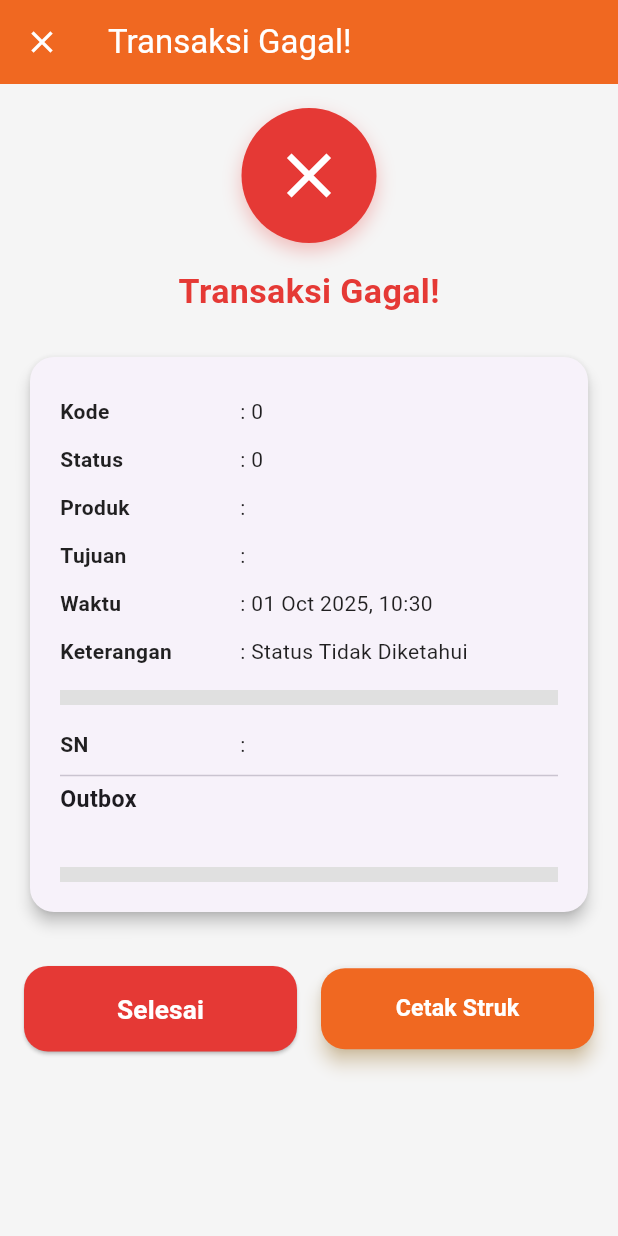
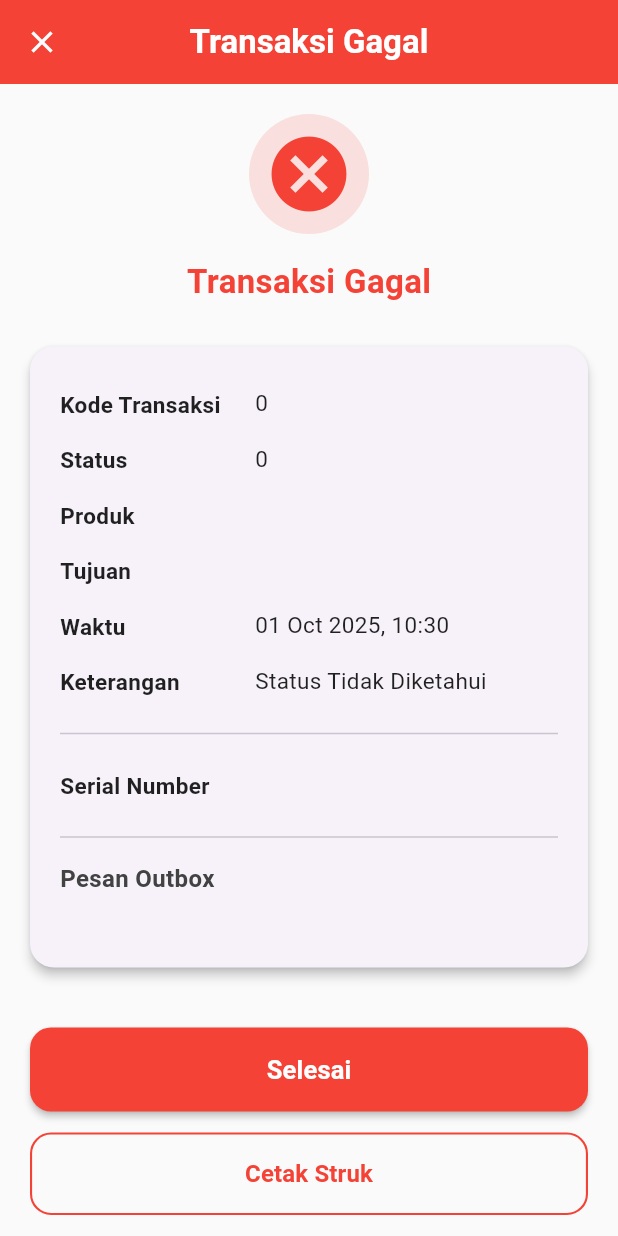
Before and after one commit to lalu-glitch/mobile-xml, a Flutter app: the DetailTransaksiPage screen opened directly with empty values, on a phone screen of 412 x 824 dp. Run offline on Flutter 3.47's test engine with Material 3 defaults, Android fonts, the phone set to English and light mode, and no system bars; our stand-ins replace app_links, bloc, cached_network_image, dio, flutter_bloc, flutter_dotenv and 10 more; missing offline and left inert: android_id; accounts and stored records are empty; Roboto replaces fonts that are missing (Gabarito).

Commit message:
redesign transaksi detail page fix auth gesture minor fix header settings

```diff
--- a/lib/data/services/api_service.dart
+++ b/lib/data/services/api_service.dart
@@ -2,7 +2,7 @@ import 'package:dio/dio.dart';
 import '../../core/helper/constant_finals.dart';
 import '../models/produk/provider_kartu.dart';
 import '../models/transaksi/status_transaksi.dart';
-import '../models/transaksi/transaksi_riwayat.dart';
+import '../models/transaksi/riwayat_transaksi.dart';
 import '../models/transaksi/transaksi_response.dart';
 import '../models/user/info_akun.dart';
 import '../models/user/user_balance.dart';
--- a/lib/views/auth/pages/auth_page.dart
+++ b/lib/views/auth/pages/auth_page.dart
@@ -73,12 +73,16 @@ class _AuthPageState extends State<AuthPage> {
                       Expanded(
                         child: GestureDetector(
                           onTap: () => toggleSelection(true),
+                          child: Container(
+                            color: Colors.transparent,
                             child: Column(
                               children: [
                                 Text(
                                   'Log in',
                                   style: TextStyle(
-                                  color: isLoginSelected ? kOrange : kNeutral90,
+                                    color: isLoginSelected
+                                        ? kOrange
+                                        : kNeutral90,
                                     fontSize: 16,
                                     fontWeight: FontWeight.w500,
                                   ),
@@ -92,16 +96,21 @@ class _AuthPageState extends State<AuthPage> {
                             ),
                           ),
                         ),
+                      ),
                       const SizedBox(height: 8),
                       Expanded(
                         child: GestureDetector(
                           onTap: () => toggleSelection(false),
+                          child: Container(
+                            color: Colors.transparent,
                             child: Column(
                               children: [
                                 Text(
                                   'Daftar',
                                   style: TextStyle(
-                                  color: isLoginSelected ? kNeutral90 : kOrange,
+                                    color: isLoginSelected
+                                        ? kNeutral90
+                                        : kOrange,
                                     fontSize: 16,
                                     fontWeight: FontWeight.w500,
                                   ),
@@ -109,9 +118,12 @@ class _AuthPageState extends State<AuthPage> {
                                 const SizedBox(height: 10),
                                 Container(
                                   height: 2,
-                                color: !isLoginSelected ? kOrange : kLightGrey,
+                                  color: !isLoginSelected
+                                      ? kOrange
+                                      : kLightGrey,
                                 ),
                               ],
+                            ),
                           ),
                         ),
                       ),
--- a/lib/views/riwayat/cubit/riwayat_transaksi_cubit.dart
+++ b/lib/views/riwayat/cubit/riwayat_transaksi_cubit.dart
@@ -1,7 +1,7 @@
 import 'package:bloc/bloc.dart';
 import 'package:meta/meta.dart';
 
-import '../../../data/models/transaksi/transaksi_riwayat.dart';
+import '../../../data/models/transaksi/riwayat_transaksi.dart';
 import '../../../data/services/api_service.dart';
 
 part 'riwayat_transaksi_state.dart';
--- a/lib/views/riwayat/riwayat_page.dart
+++ b/lib/views/riwayat/riwayat_page.dart
@@ -3,7 +3,7 @@ import 'package:flutter_bloc/flutter_bloc.dart';
 
 import '../../core/helper/constant_finals.dart';
 
-import '../../data/models/transaksi/transaksi_riwayat.dart';
+import '../../data/models/transaksi/riwayat_transaksi.dart';
 import 'cubit/riwayat_transaksi_cubit.dart';
 import 'widgets/card_transaksi.dart';
 
@@ -19,6 +19,10 @@ class _RiwayatTransaksiPageState extends State<RiwayatTransaksiPage> {
   void initState() {
     super.initState();
     context.read<RiwayatTransaksiCubit>().loadRiwayat();
+  }
+
+  Future<void> _onRefresh() async {
+    await context.read<RiwayatTransaksiCubit>().loadRiwayat();
   }
 
   @override
@@ -67,10 +71,21 @@ class _RiwayatTransaksiPageState extends State<RiwayatTransaksiPage> {
           }
 
           if (riwayatList.isEmpty) {
-            return Center(
+            return RefreshIndicator(
+              onRefresh: _onRefresh,
+              child: ListView(
+                children: [
+                  SizedBox(height: 200),
+                  Center(
                     child: Text(
                       "Belum ada transaksi",
-                style: TextStyle(fontSize: Screen.kSize16, color: Colors.grey),
+                      style: TextStyle(
+                        fontSize: Screen.kSize16,
+                        color: Colors.grey,
+                      ),
+                    ),
+                  ),
+                ],
               ),
             );
           }
@@ -78,6 +93,8 @@ class _RiwayatTransaksiPageState extends State<RiwayatTransaksiPage> {
           return Column(
             children: [
               Expanded(
+                child: RefreshIndicator(
+                  onRefresh: _onRefresh,
                   child: ListView.builder(
                     itemCount: riwayatList.length,
                     itemBuilder: (context, index) {
@@ -90,6 +107,7 @@ class _RiwayatTransaksiPageState extends State<RiwayatTransaksiPage> {
                         child: TransactionCard(t: t),
                       );
                     },
+                  ),
                 ),
               ),
               if (currentPage < totalPages)
--- a/lib/views/settings/pages/settings_page.dart
+++ b/lib/views/settings/pages/settings_page.dart
@@ -11,6 +11,7 @@ import '../widgets/logout_card.dart';
 import '../widgets/setting_card.dart';
 import '../widgets/settings_shimmer.dart';
 import '../widgets/wallet_section.dart';
+import 'dummy_favorite/dummy_prefix_fav_page.dart';
 
 class SettingsPage extends StatefulWidget {
   const SettingsPage({super.key});
@@ -122,6 +123,19 @@ class _SettingsPageState extends State<SettingsPage> {
                       SizedBox(height: Screen.kSize11),
 
                       SettingCard(
+                        title: 'TES FAVORITE - DUMMY',
+                        icons: Icons.code,
+                        onTap: () {
+                          // Navigator.push(
+                          //   context,
+                          //   MaterialPageRoute(
+                          //     builder: (context) =>
+                          //         const PrefixPageWithFavorite(),
+                          //   ),
+                          // );
+                        },
+                      ),
+                      SettingCard(
                         title: 'Pengaturan',
                         icons: Icons.settings,
                         onTap: () {},
--- a/lib/views/settings/widgets/header.dart
+++ b/lib/views/settings/widgets/header.dart
@@ -115,15 +115,12 @@ class Header extends StatelessWidget {
                           borderRadius: BorderRadius.circular(20),
                           border: Border.all(color: kWhite.withAlpha(100)),
                         ),
-                        child: Align(
-                          alignment: AlignmentGeometry.centerRight,
                         child: Text(
                           state.data.data.kodeLevel,
                           style: TextStyle(
                             color: kWhite,
                             fontWeight: FontWeight.w500,
                             letterSpacing: 0.5,
-                            ),
                           ),
                         ),
                       ),
--- a/lib/views/transaksi/transaksi_detail_page.dart
+++ b/lib/views/transaksi/transaksi_detail_page.dart
@@ -1,6 +1,5 @@
 import 'package:flutter/material.dart';
 
-import '../../core/helper/constant_finals.dart';
 import '../../data/models/transaksi/status_transaksi.dart';
 import 'package:intl/intl.dart';
 
@@ -14,68 +13,65 @@ class DetailTransaksiPage extends StatelessWidget {
 
     final bool isSuccess = status.statusTrx == 20;
 
+    final Color statusColor = isSuccess ? Colors.green : Colors.red;
+    final IconData statusIcon = isSuccess ? Icons.check_circle : Icons.cancel;
+
     return Scaffold(
-      backgroundColor: Colors.grey[100],
+      backgroundColor: Colors.grey[50],
       appBar: AppBar(
-        backgroundColor: kOrange,
+        backgroundColor: statusColor,
+        elevation: 0,
+        centerTitle: true,
         title: Text(
-          isSuccess ? "Transaksi Sukses!" : "Transaksi Gagal!",
-          style: const TextStyle(color: kWhite),
+          isSuccess ? "Transaksi Sukses" : "Transaksi Gagal",
+          style: const TextStyle(
+            color: Colors.white,
+            fontWeight: FontWeight.w600,
+          ),
         ),
         leading: IconButton(
-          icon: const Icon(Icons.close),
-          color: kWhite,
+          icon: const Icon(Icons.close, color: Colors.white),
           onPressed: () =>
               Navigator.pushNamedAndRemoveUntil(context, '/', (route) => false),
         ),
       ),
       body: SingleChildScrollView(
-        padding: const EdgeInsets.all(16),
+        padding: const EdgeInsets.all(20),
         child: Column(
           children: [
-            // Header Icon
-            Container(
-              decoration: BoxDecoration(
-                shape: BoxShape.circle,
-                color: isSuccess ? Colors.green[600] : Colors.red[600],
-                boxShadow: [
-                  BoxShadow(
-                    color: (isSuccess ? Colors.green : kRed).withOpacity(0.3),
-                    blurRadius: 10,
-                    offset: const Offset(0, 5),
+            // Header Status
+            Column(
+              children: [
+                CircleAvatar(
+                  radius: 40,
+                  backgroundColor: statusColor.withOpacity(0.15),
+                  child: Icon(statusIcon, color: statusColor, size: 60),
+                ),
+                const SizedBox(height: 16),
+                Text(
+                  isSuccess ? "Transaksi Berhasil" : "Transaksi Gagal",
+                  style: TextStyle(
+                    fontSize: 22,
+                    fontWeight: FontWeight.bold,
+                    color: statusColor,
                   ),
-                ],
-              ),
-              padding: const EdgeInsets.all(20),
-              child: Icon(
-                isSuccess ? Icons.check : Icons.close,
-                color: kWhite,
-                size: 50,
-              ),
+                ),
+              ],
             ),
-            const SizedBox(height: 16),
-            Text(
-              isSuccess ? "Transaksi Berhasil!" : "Transaksi Gagal!",
-              style: TextStyle(
-                fontSize: Screen.kSize24,
-                fontWeight: FontWeight.bold,
-                color: isSuccess ? Colors.green : kRed,
-              ),
-            ),
-            const SizedBox(height: 24),
+            const SizedBox(height: 28),
 
-            // Card detail transaksi
+            // Card Detail
             Card(
+              elevation: 3,
               shape: RoundedRectangleBorder(
                 borderRadius: BorderRadius.circular(16),
               ),
-              elevation: 4,
+              margin: EdgeInsets.zero,
               child: Padding(
                 padding: const EdgeInsets.all(20),
                 child: Column(
-                  crossAxisAlignment: CrossAxisAlignment.start,
                   children: [
-                    _infoRow("Kode", status.kode.toString()),
+                    _infoRow("Kode Transaksi", status.kode.toString()),
                     _infoRow("Status", status.statusTrx.toString()),
                     _infoRow("Produk", status.kodeProduk),
                     _infoRow("Tujuan", status.tujuan),
@@ -84,41 +80,37 @@ class DetailTransaksiPage extends StatelessWidget {
                       DateFormat('dd MMM yyyy, HH:mm').format(status.tglEntri),
                     ),
                     _infoRow("Keterangan", status.keterangan),
-                    const SizedBox(height: 10),
-
-                    Container(
-                      color: Colors.grey[300],
-                      height: 10,
-                      width: double.infinity,
-                    ),
-                    const SizedBox(height: 10),
-                    _infoRow("SN ", status.sn),
-                    const Divider(height: 10),
-                    Text(
-                      "Outbox",
-                      style: TextStyle(
-                        fontWeight: FontWeight.bold,
-                        fontSize: Screen.kSize16,
+                    const Divider(height: 32),
+                    _infoRow("Serial Number", status.sn),
+                    const Divider(height: 32),
+                    Align(
+                      alignment: Alignment.centerLeft,
+                      child: Text(
+                        "Pesan Outbox",
+                        style: TextStyle(
+                          fontWeight: FontWeight.w600,
+                          fontSize: 16,
+                          color: Colors.grey[800],
+                        ),
                       ),
                     ),
-                    const SizedBox(height: 4),
-                    Text(status.outbox),
-                    const SizedBox(height: 10),
-                    Container(
-                      color: Colors.grey[300],
-                      height: 10,
-                      width: double.infinity,
+                    const SizedBox(height: 8),
+                    Text(
+                      status.outbox,
+                      style: TextStyle(color: Colors.grey[700], height: 1.4),
                     ),
                   ],
                 ),
               ),
             ),
-            const SizedBox(height: 32),
 
-            // Tombol Selesai
-            Row(
+            const SizedBox(height: 40),
+
+            // Tombol Action
+            Column(
               children: [
-                Expanded(
+                SizedBox(
+                  width: double.infinity,
                   child: ElevatedButton(
                     onPressed: () => Navigator.pushNamedAndRemoveUntil(
                       context,
@@ -126,36 +118,27 @@ class DetailTransaksiPage extends StatelessWidget {
                       (route) => false,
                     ),
                     style: ElevatedButton.styleFrom(
-                      backgroundColor: isSuccess
-                          ? Colors.green[600]
-                          : Colors.red[600],
+                      backgroundColor: statusColor,
                       padding: const EdgeInsets.symmetric(vertical: 16),
                       shape: RoundedRectangleBorder(
-                        borderRadius: BorderRadius.circular(16),
+                        borderRadius: BorderRadius.circular(14),
                       ),
+                      elevation: 2,
                     ),
-                    child: Text(
+                    child: const Text(
                       "Selesai",
                       style: TextStyle(
-                        fontSize: Screen.kSize18,
-                        fontWeight: FontWeight.bold,
-                        color: kWhite,
+                        fontSize: 17,
+                        fontWeight: FontWeight.w600,
+                        color: Colors.white,
                       ),
                     ),
                   ),
                 ),
-                const SizedBox(width: 16), // Jarak antar tombol
-                Expanded(
-                  child: ElevatedButton(
-                    style: ElevatedButton.styleFrom(
-                      backgroundColor: kOrange,
-                      padding: const EdgeInsets.symmetric(vertical: 16),
-                      shape: RoundedRectangleBorder(
-                        borderRadius: BorderRadius.circular(16),
-                      ),
-                      elevation: 5,
-                      shadowColor: Colors.orangeAccent.shade100,
-                    ),
+                const SizedBox(height: 14),
+                SizedBox(
+                  width: double.infinity,
+                  child: OutlinedButton(
                     onPressed: () {
                       Navigator.pushNamed(
                         context,
@@ -163,12 +146,19 @@ class DetailTransaksiPage extends StatelessWidget {
                         arguments: {'transaksi': status},
                       );
                     },
+                    style: OutlinedButton.styleFrom(
+                      padding: const EdgeInsets.symmetric(vertical: 16),
+                      side: BorderSide(color: statusColor, width: 1.4),
+                      shape: RoundedRectangleBorder(
+                        borderRadius: BorderRadius.circular(14),
+                      ),
+                    ),
                     child: Text(
                       "Cetak Struk",
                       style: TextStyle(
-                        fontSize: Screen.kSize16,
-                        fontWeight: FontWeight.bold,
-                        color: kWhite,
+                        fontSize: 16,
+                        fontWeight: FontWeight.w600,
+                        color: statusColor,
                       ),
                     ),
                   ),
@@ -183,24 +173,29 @@ class DetailTransaksiPage extends StatelessWidget {
 
   Widget _infoRow(String label, String value) {
     return Padding(
-      padding: const EdgeInsets.symmetric(vertical: 6),
+      padding: const EdgeInsets.symmetric(vertical: 8),
       child: Row(
         crossAxisAlignment: CrossAxisAlignment.start,
         children: [
           SizedBox(
-            width: 120,
+            width: 130,
             child: Text(
               label,
               style: const TextStyle(
                 fontWeight: FontWeight.w600,
+                fontSize: 15,
                 color: Colors.black87,
               ),
             ),
           ),
           Expanded(
             child: Text(
-              ": $value",
-              style: const TextStyle(color: Colors.black87),
+              value,
+              style: const TextStyle(
+                fontSize: 15,
+                color: Colors.black87,
+                height: 1.3,
+              ),
             ),
           ),
         ],
```
Also changed, not shown: lib/views/settings/pages/dummy_favorite/dummy_prefix_fav_page.dart (added, +322 -0 lines), lib/data/models/transaksi/riwayat_transaksi.dart (renamed from lib/data/models/transaksi/transaksi_riwayat.dart). Lines whose indentation alone changed are shown as unchanged.
